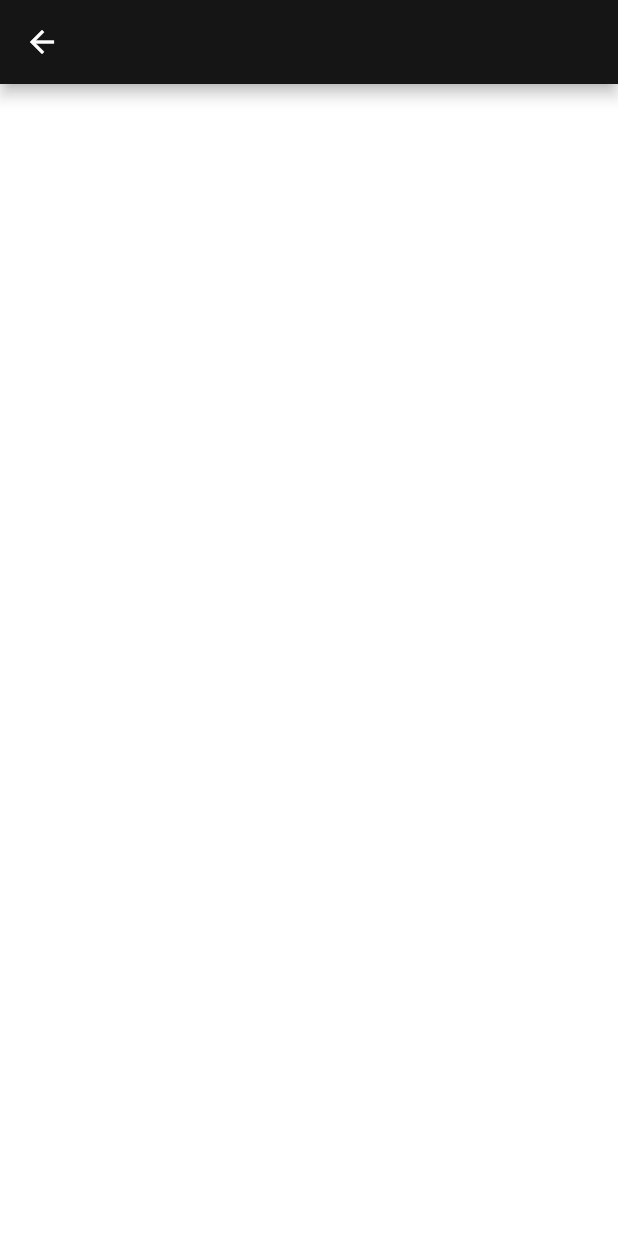
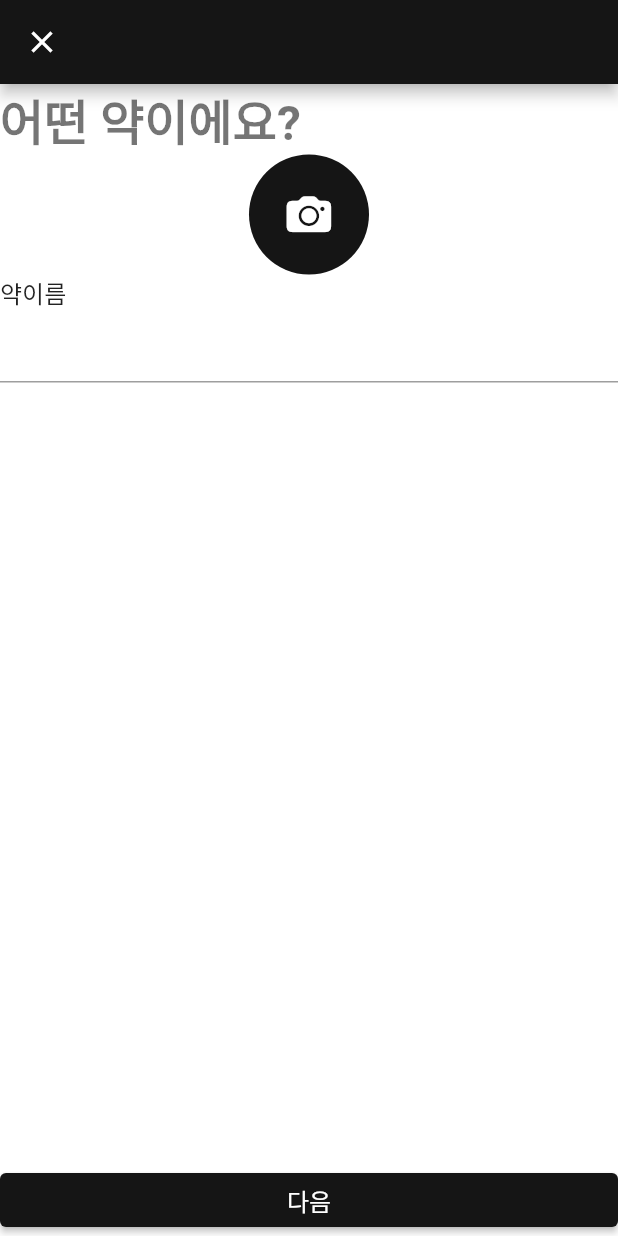
Before and after one commit to RektPunk/letsflutter, a Flutter app: the AddMedicinePage screen opened directly, on a phone screen of 412 x 824 dp. Run offline on Flutter 3.47's test engine with Material 2 defaults, Android fonts, the phone set to English and light mode, and no system bars; Roboto replaces fonts that are missing (GmarketSansTTF).

Commit message:
feat - add page

```diff
--- a/lib/pages/add_medicine/add_medicine_page.dart
+++ b/lib/pages/add_medicine/add_medicine_page.dart
@@ -1,3 +1,4 @@
+import 'package:flutter/cupertino.dart';
 import 'package:flutter/material.dart';
 
 class AddMedicinePage extends StatelessWidget {
@@ -6,7 +7,49 @@ class AddMedicinePage extends StatelessWidget {
   @override
   Widget build(BuildContext context) {
     return Scaffold(
-      appBar: AppBar(),
+      appBar: AppBar(
+        leading: const CloseButton(),
+      ),
+      body: GestureDetector(
+        onTap:() {
+          FocusScope.of(context).unfocus();
+        },
+        child: Column(
+          crossAxisAlignment: CrossAxisAlignment.start,
+          children: [
+            Text(
+              '어떤 약이에요?',
+              style: Theme.of(context).textTheme.headline4,
+            ),
+            Center(
+              child: CircleAvatar(
+                radius: 40,
+                child: CupertinoButton(
+                  onPressed: () {},
+                  child: const Icon(
+                    CupertinoIcons.photo_camera_solid,
+                    size: 30,
+                    color: Colors.white),
+                )
+              ),
+            ),
+            Text(
+              '약이름',
+              style: Theme.of(context).textTheme.subtitle1,
+            ),
+            TextFormField(),
+          ],
+        ),
+      ),
+      bottomNavigationBar: SafeArea(
+        child: ElevatedButton(
+          onPressed: () {},
+          style: ElevatedButton.styleFrom(
+            textStyle: Theme.of(context).textTheme.subtitle1,
+          ),
+          child: Text('다음'),
+        ),
+      ),
     );
   }
 }
```
